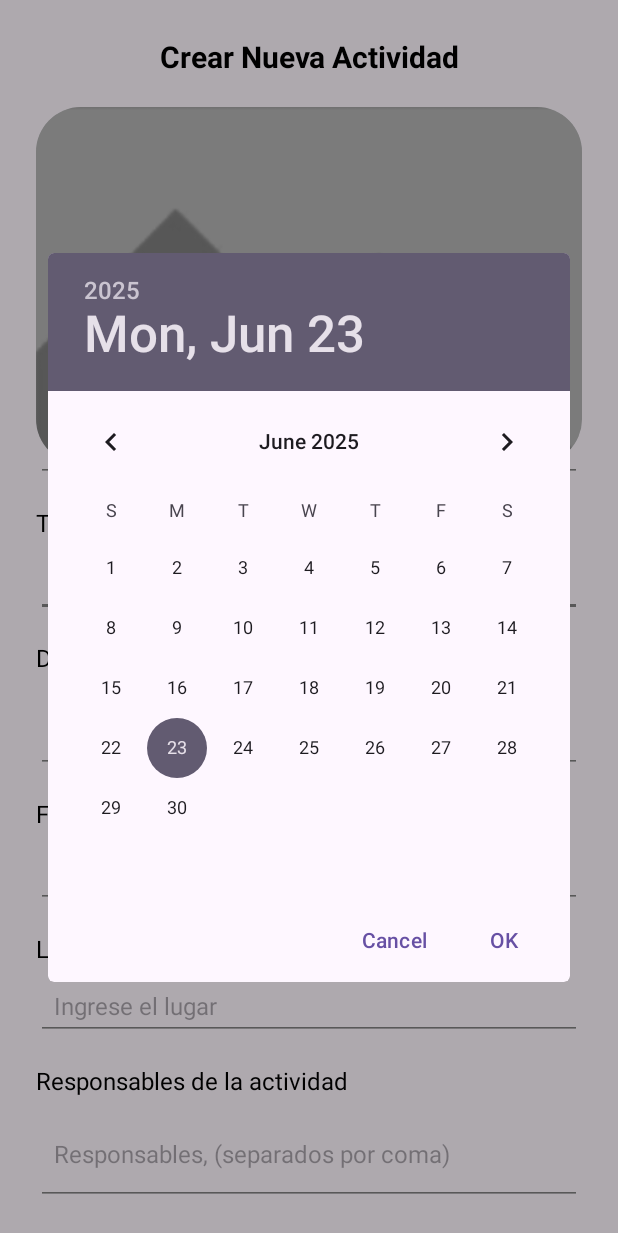
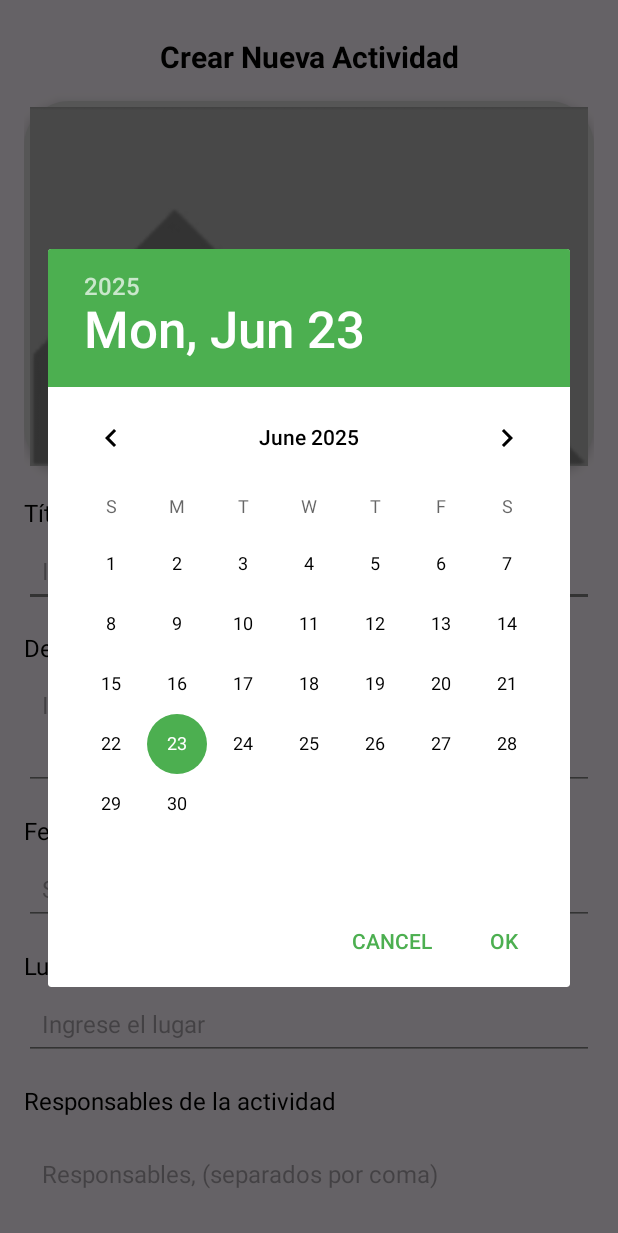
Before and after one commit to Juan200528/CONSUMO_MOVIL, an Android app: the CrearActividad screen opened directly, with no data from a screen before it, after a tap on "Seleccionar fecha", on a phone screen of 412 x 824 dp. Shown: the top 1233 px of the screen. Run offline under Robolectric (Android 15) with nearby library versions, the phone set to English and light mode, and no system bars; pictures from the network do not load; 1 other tap on this screen came first.

Commit message:
Actualizacion 5

```diff
--- a/app/src/main/java/com/juan/consumo_movil/CrearActividad.java
+++ b/app/src/main/java/com/juan/consumo_movil/CrearActividad.java
@@ -2,6 +2,7 @@ package com.juan.consumo_movil;
 
 import android.Manifest;
 import android.app.DatePickerDialog;
+import android.content.Context;
 import android.content.Intent;
 import android.content.pm.PackageManager;
 import android.net.Uri;
@@ -10,14 +11,16 @@ import android.os.Bundle;
 import android.provider.MediaStore;
 import android.text.TextUtils;
 import android.util.Log;
+import android.widget.Button;
 import android.widget.DatePicker;
 import android.widget.EditText;
-import android.widget.ImageButton;
+import android.widget.FrameLayout;
 import android.widget.ImageView;
 import android.widget.Toast;
 
 import androidx.annotation.NonNull;
 import androidx.appcompat.app.AppCompatActivity;
+import androidx.appcompat.view.ContextThemeWrapper;
 import androidx.core.app.ActivityCompat;
 import androidx.core.content.ContextCompat;
 
@@ -44,17 +47,21 @@ import okhttp3.ResponseBody;
 import retrofit2.Call;
 import retrofit2.Callback;
 import retrofit2.Response;
+import android.graphics.Color;
+import android.graphics.drawable.GradientDrawable;
+import android.graphics.drawable.StateListDrawable;
 
 public class CrearActividad extends AppCompatActivity {
     private static final int PICK_IMAGE = 1;
     private static final int PERM_REQ = 100;
 
     private EditText etTitulo, etDesc, etFecha, etLugar, etResp;
-    private ImageButton btnSubir, btnDate;
     private ImageView ivImg;
     private File imgFile;
     private ApiService api;
     private SessionManager sessionManager;
+    private Button btnCrear;
+    private FrameLayout flImagenContenedor;
 
     @Override
     protected void onCreate(Bundle savedInstanceState) {
@@ -67,23 +74,71 @@ public class CrearActividad extends AppCompatActivity {
         etFecha = findViewById(R.id.etFecha);
         etLugar = findViewById(R.id.etLugar);
         etResp = findViewById(R.id.etResponsables);
-        btnSubir = findViewById(R.id.btnSubir);
-        btnDate = findViewById(R.id.btnCalendario);
         ivImg = findViewById(R.id.ivActividadImagen);
+        flImagenContenedor = findViewById(R.id.flImagenContenedor);
+        btnCrear = findViewById(R.id.btnCrear);
 
         api = RetrofitClient.getApiService();
         sessionManager = new SessionManager(this);
 
-        btnDate.setOnClickListener(v -> showDatePicker());
-        btnSubir.setOnClickListener(v -> pickImage());
-        findViewById(R.id.btnCrear).setOnClickListener(v -> upload());
+        // Configurar botón "Crear"
+        setupCreateButtonWithStateEffect();
+
+        // Configurar listeners
+        flImagenContenedor.setOnClickListener(v -> pickImage());
+        etFecha.setFocusable(false); // Evitar edición manual
+        etFecha.setOnClickListener(v -> showDatePicker());
+
+        // ✅ Listener del botón del calendario
+        findViewById(R.id.btnCalendario).setOnClickListener(v -> showDatePicker());
+
+        btnCrear.setOnClickListener(v -> upload());
+    }
+
+    private void setupCreateButtonWithStateEffect() {
+        GradientDrawable gradientDrawableNormal = new GradientDrawable(
+                GradientDrawable.Orientation.LEFT_RIGHT,
+                new int[]{Color.parseColor("#03683E"), Color.parseColor("#064349")});
+        gradientDrawableNormal.setCornerRadius(80f);
+
+        GradientDrawable gradientDrawablePressed = new GradientDrawable();
+        gradientDrawablePressed.setColor(Color.parseColor("#063449"));
+        gradientDrawablePressed.setCornerRadius(80f);
+
+        StateListDrawable stateListDrawable = new StateListDrawable();
+        stateListDrawable.addState(new int[]{android.R.attr.state_pressed}, gradientDrawablePressed);
+        stateListDrawable.addState(new int[]{}, gradientDrawableNormal);
+
+        btnCrear.setBackground(stateListDrawable);
     }
 
     private void showDatePicker() {
         Calendar c = Calendar.getInstance();
-        new DatePickerDialog(this, (view, year, month, dayOfMonth) ->
-                etFecha.setText(String.format("%04d-%02d-%02d", year, month + 1, dayOfMonth)),
-                c.get(Calendar.YEAR), c.get(Calendar.MONTH), c.get(Calendar.DAY_OF_MONTH)).show();
+
+        // Usamos ContextThemeWrapper para aplicar el estilo dinámico
+        ContextThemeWrapper contextThemeWrapper = new ContextThemeWrapper(this, R.style.DatePickerTheme_Custom);
+
+        DatePickerDialog datePickerDialog = new DatePickerDialog(
+                contextThemeWrapper,
+                (view, year, month, dayOfMonth) -> {
+                    String selectedDate = String.format(Locale.getDefault(), "%04d-%02d-%02d", year, month + 1, dayOfMonth);
+                    etFecha.setText(selectedDate);
+                },
+                c.get(Calendar.YEAR), c.get(Calendar.MONTH), c.get(Calendar.DAY_OF_MONTH)
+        );
+
+        // Cambiar color de los botones positivo/negativo
+        datePickerDialog.setOnShowListener(dialogInterface -> {
+            try {
+                DatePickerDialog d = (DatePickerDialog) dialogInterface;
+                d.getButton(DatePickerDialog.BUTTON_POSITIVE).setTextColor(Color.parseColor("#FF4CAF50"));
+                d.getButton(DatePickerDialog.BUTTON_NEGATIVE).setTextColor(Color.parseColor("#FF4CAF50"));
+            } catch (Exception e) {
+                e.printStackTrace();
+            }
+        });
+
+        datePickerDialog.show();
     }
 
     private boolean storagePerm() {
@@ -213,6 +268,7 @@ public class CrearActividad extends AppCompatActivity {
             @Override
             public void onFailure(Call<ActividadModel> call, Throwable t) {
                 cleanupTempFile();
+                Toast.makeText(CrearActividad.this, "Error al crear la actividad. Inténtalo más tarde.", Toast.LENGTH_SHORT).show();
             }
         });
     }
@@ -235,10 +291,7 @@ public class CrearActividad extends AppCompatActivity {
 
     private void cleanupTempFile() {
         if (imgFile != null && imgFile.exists()) {
-            boolean deleted = imgFile.delete();
-            if (!deleted) {
-                Log.w("CrearActividad", "No se pudo eliminar archivo temporal");
-            }
+            imgFile.delete();
         }
     }
 }
--- a/app/src/main/res/layout/activity_crear_actividad.xml
+++ b/app/src/main/res/layout/activity_crear_actividad.xml
@@ -1,17 +1,19 @@
 <?xml version="1.0" encoding="utf-8"?>
 <ScrollView
     xmlns:android="http://schemas.android.com/apk/res/android"
-    xmlns:app="http://schemas.android.com/apk/res-auto"
     android:layout_width="match_parent"
     android:layout_height="match_parent"
-    android:fillViewport="true">
+    android:fillViewport="true"
+    android:padding="16dp">
 
     <LinearLayout
         android:layout_width="match_parent"
         android:layout_height="wrap_content"
         android:orientation="vertical"
-        android:padding="24dp">
+        android:paddingTop="8dp"
+        android:paddingBottom="16dp">
 
+        <!-- Título -->
         <TextView
             android:layout_width="match_parent"
             android:layout_height="wrap_content"
@@ -20,57 +22,42 @@
             android:textStyle="bold"
             android:textColor="#000000"
             android:gravity="center"
-            android:layout_marginBottom="20dp"/>
+            android:layout_marginBottom="16dp"/>
 
+        <!-- Contenedor de imagen -->
         <FrameLayout
+            android:id="@+id/flImagenContenedor"
             android:layout_width="match_parent"
-            android:layout_height="wrap_content"
-            android:layout_marginBottom="16dp">
+            android:layout_height="0dp"
+            android:layout_weight="1"
+            android:minHeight="150dp"
+            android:layout_marginBottom="16dp"
+            android:background="@drawable/rounded_background"
+            android:clickable="true"
+            android:focusable="true"
+            android:elevation="4dp"
+            android:padding="4dp">
 
-            <!-- Mostrar Imagen Seleccionada -->
-            <FrameLayout
-                android:id="@+id/flImagenContenedor"
+            <ImageView
+                android:id="@+id/ivActividadImagen"
                 android:layout_width="match_parent"
-                android:layout_height="238dp"
-                android:layout_marginTop="0dp"
-                android:clipChildren="true"
-                android:clipToPadding="true">
+                android:layout_height="match_parent"
+                android:adjustViewBounds="true"
+                android:scaleType="centerCrop"
+                android:contentDescription="Imagen de actividad"
+                android:src="@drawable/default_image" />
 
-                <ImageView
-                    android:id="@+id/ivActividadImagen"
-                    android:layout_width="match_parent"
-                    android:layout_height="match_parent"
-                    android:adjustViewBounds="true"
-                    android:background="@drawable/rounded_background"
-                    android:clipToOutline="true"
-                    android:contentDescription="Imagen de actividad"
-                    android:scaleType="centerCrop"
-                    android:src="@drawable/default_image" />
-            </FrameLayout>
-
-            <EditText
-                android:id="@+id/etImage"
-                android:layout_width="match_parent"
-                android:layout_height="250dp"
-                android:backgroundTint="#808080"
-                android:clickable="true"
-                android:focusable="false"
-                android:gravity="center"
-                android:padding="22dp"
-                android:textSize="16sp"/>
-
-            <ImageButton
-                android:id="@+id/btnSubir"
-                android:layout_width="77dp"
-                android:layout_height="30dp"
+            <TextView
+                android:layout_width="wrap_content"
+                android:layout_height="wrap_content"
                 android:layout_gravity="center"
-                android:background="?attr/selectableItemBackgroundBorderless"
-                android:contentDescription="Seleccionar imagen"
-                android:scaleType="centerInside"
-                android:src="@drawable/subir"/>
+                android:text="Toca aquí para seleccionar una imagen"
+                android:textColor="#888"
+                android:textSize="16sp"
+                android:gravity="center"/>
         </FrameLayout>
 
-        <!-- Título -->
+        <!-- Campo: Título -->
         <TextView
             android:layout_width="match_parent"
             android:layout_height="wrap_content"
@@ -90,19 +77,19 @@
             android:backgroundTint="#808080"
             android:padding="12dp"/>
 
-        <!-- Descripción -->
+        <!-- Campo: Descripción -->
         <TextView
             android:layout_width="match_parent"
             android:layout_height="wrap_content"
             android:text="Descripción"
             android:textSize="16sp"
-            android:layout_marginBottom="20dp"
+            android:layout_marginBottom="4dp"
             android:textColor="#000000"/>
 
         <EditText
             android:id="@+id/etDescripcion"
             android:layout_width="match_parent"
-            android:layout_height="wrap_content"
+            android:layout_height="80dp"
             android:hint="Ingrese la descripción"
             android:textSize="16sp"
             android:layout_marginBottom="16dp"
@@ -111,7 +98,7 @@
             android:padding="12dp"
             android:gravity="top"/>
 
-        <!-- Fecha -->
+        <!-- Campo: Fecha -->
         <TextView
             android:layout_width="match_parent"
             android:layout_height="wrap_content"
@@ -149,7 +136,7 @@
                 android:src="@drawable/calendario"/>
         </FrameLayout>
 
-        <!-- Lugar -->
+        <!-- Campo: Lugar -->
         <TextView
             android:layout_width="match_parent"
             android:layout_height="wrap_content"
@@ -161,7 +148,7 @@
         <EditText
             android:id="@+id/etLugar"
             android:layout_width="match_parent"
-            android:layout_height="wrap_content"
+            android:layout_height="48dp"
             android:hint="Ingrese el lugar"
             android:inputType="textCapSentences"
             android:textSize="16sp"
@@ -169,7 +156,7 @@
             android:layout_marginBottom="16dp"
             android:padding="12dp"/>
 
-        <!-- Responsables -->
+        <!-- Campo: Responsables -->
         <TextView
             android:layout_width="match_parent"
             android:layout_height="wrap_content"
@@ -187,17 +174,15 @@
             android:textSize="16sp"
             android:padding="12dp"
             android:inputType="text"
-            android:layout_marginBottom="20dp"/>
+            android:layout_marginBottom="24dp"/>
 
-        <!-- Botón Crear -->
+        <!-- Botón: Crear -->
         <androidx.appcompat.widget.AppCompatButton
             android:id="@+id/btnCrear"
             android:layout_width="match_parent"
             android:layout_height="48dp"
             android:text="Crear"
-            android:inputType="textCapWords|textPersonName"
             android:textSize="16sp"
             android:textColor="#FFFFFF"/>
-
     </LinearLayout>
 </ScrollView>
--- /dev/null
+++ b/app/src/main/res/values/styles.xml
@@ -0,0 +1,9 @@
+<?xml version="1.0" encoding="utf-8"?>
+<resources>
+    <!-- res/values/styles.xml -->
+    <style name="DatePickerTheme_Custom" parent="Theme.AppCompat.Light.Dialog">
+        <item name="colorAccent">#FF4CAF50</item>
+        <item name="android:textColorPrimary">#000000</item>
+        <item name="android:windowBackground">#FFFFFF</item>
+    </style>
+</resources>
```
Also changed, not shown: app/src/main/java/com/juan/consumo_movil/Registro.java (+14 -4 lines), app/src/main/java/com/juan/consumo_movil/ui/principal/PrincipalFragment.java (+49 -29 lines).
